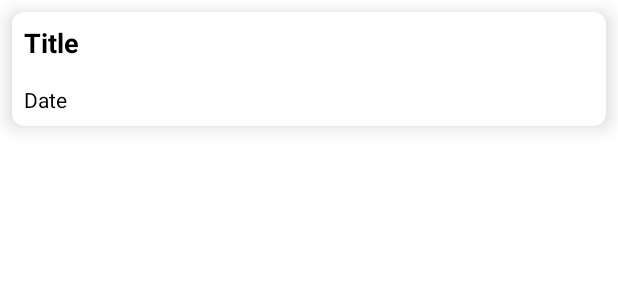
After one commit to PurplePrrince/MobileNotes, an Android app: the layout notification_card.xml on its own in the app's theme, with its tools: preview values and no code run, on a phone screen of 412 x 824 dp. The commit adds this screen. Shown: the top 300 px of the screen. Run offline under Robolectric (Android 15) with nearby library versions, the phone set to English and light mode, and no system bars.

Commit message:
NotificationAdapter added

```diff
--- a/app/src/main/java/com/example/myapplication/Adapter/NotesListAdapter.java
+++ b/app/src/main/java/com/example/myapplication/Adapter/NotesListAdapter.java
@@ -11,9 +11,7 @@ import androidx.annotation.NonNull;
 import androidx.cardview.widget.CardView;
 import androidx.recyclerview.widget.RecyclerView;
 
-import java.util.ArrayList;
 import java.util.List;
-import java.util.Random;
 
 import com.example.myapplication.Models.Notes;
 import com.example.myapplication.NotesClickListener;
--- a/app/src/main/java/com/example/myapplication/DataBase/RoomDB.java
+++ b/app/src/main/java/com/example/myapplication/DataBase/RoomDB.java
@@ -9,7 +9,7 @@ import com.example.myapplication.Models.Notes;
 import com.example.myapplication.Models.Notification;
 import com.example.myapplication.Models.Account;
 
-@Database(entities = { Notes.class, Notification.class, Account.class }, version = 3, exportSchema = false)
+@Database(entities = { Notes.class, Notification.class, Account.class }, version = 1, exportSchema = false)
 public abstract class RoomDB extends RoomDatabase {
 
     private static RoomDB database;
--- /dev/null
+++ b/app/src/main/res/layout/notification_card.xml
@@ -0,0 +1,51 @@
+<?xml version="1.0" encoding="utf-8"?>
+<androidx.cardview.widget.CardView
+    android:id="@+id/notes_conteiner"
+    xmlns:android="http://schemas.android.com/apk/res/android"
+    android:layout_width="match_parent"
+    android:layout_height="wrap_content"
+    app:cardBackgroundColor="@color/white"
+    app:cardCornerRadius="8dp"
+    android:layout_margin="8dp"
+    app:cardElevation="8dp"
+    xmlns:app="http://schemas.android.com/apk/res-auto">
+
+    <LinearLayout
+        android:orientation="vertical"
+        android:layout_width="match_parent"
+        android:layout_height="wrap_content">
+        <RelativeLayout
+            android:layout_width="match_parent"
+            android:layout_height="wrap_content">
+
+            <TextView
+                android:id="@+id/textView_notification_title"
+                android:layout_width="match_parent"
+                android:layout_height="wrap_content"
+                android:layout_alignParentStart="true"
+                android:ellipsize="marquee"
+                android:marqueeRepeatLimit="marquee_forever"
+                android:padding="8dp"
+                android:scrollHorizontally="true"
+                android:singleLine="true"
+                android:text="Title"
+                android:textColor="@color/black"
+                android:textSize="18sp"
+                android:textStyle="bold"
+                />
+        </RelativeLayout>
+        <TextView
+            android:id="@+id/textView_notification_date"
+            android:layout_width="match_parent"
+            android:layout_height="wrap_content"
+            android:textSize="14sp"
+            android:textStyle="normal"
+            android:padding="8dp"
+            android:text="Date"
+            android:textColor="@color/black"
+            android:maxLines="10"
+            />
+
+    </LinearLayout>
+
+</androidx.cardview.widget.CardView>
```
Also changed, not shown: app/src/main/java/com/example/myapplication/Adapter/NotificationsListAdapter.java (added, +88 -0 lines), app/src/main/java/com/example/myapplication/Models/Notification.java (+0 -11 lines), app/src/main/java/com/example/myapplication/NotificationActivity.java (+37 -15 lines), app/src/main/java/com/example/myapplication/NotificationsClickListener.java (added, +10 -0 lines), app/src/main/res/layout/notification_edit.xml (+6 -20 lines), app/src/main/res/layout/notifications_list.xml (added, +52 -0 lines).
